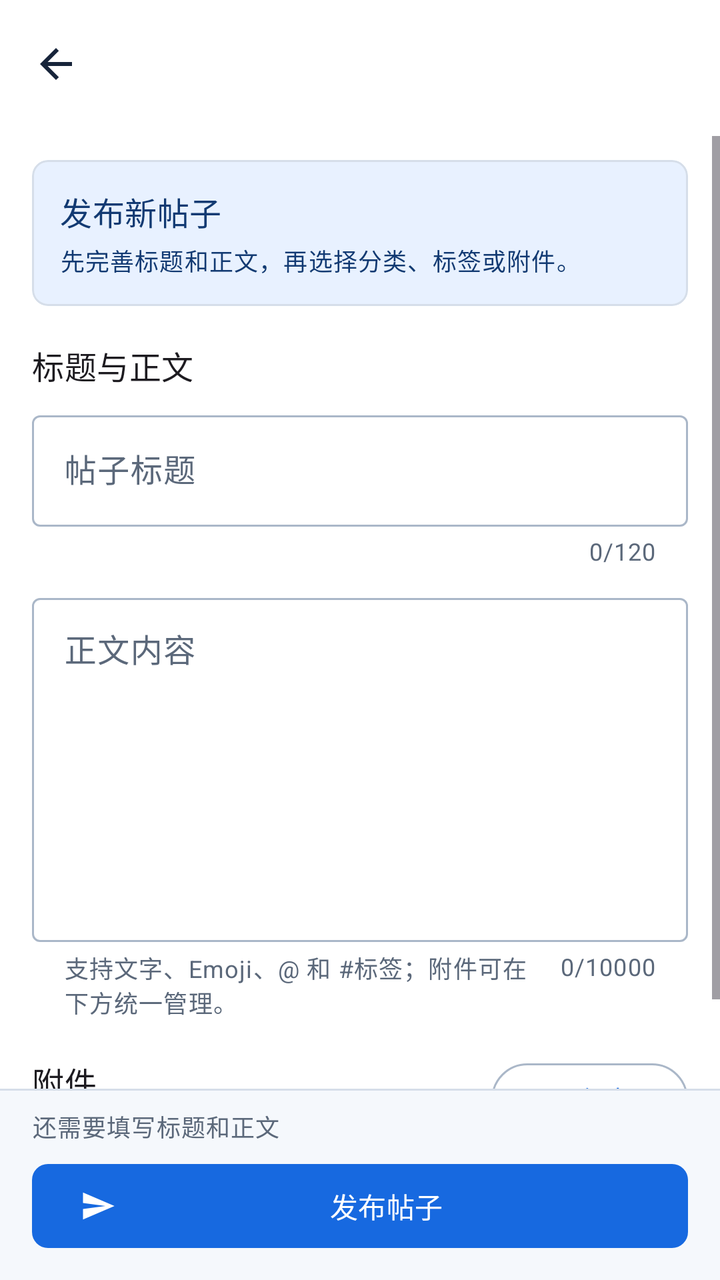
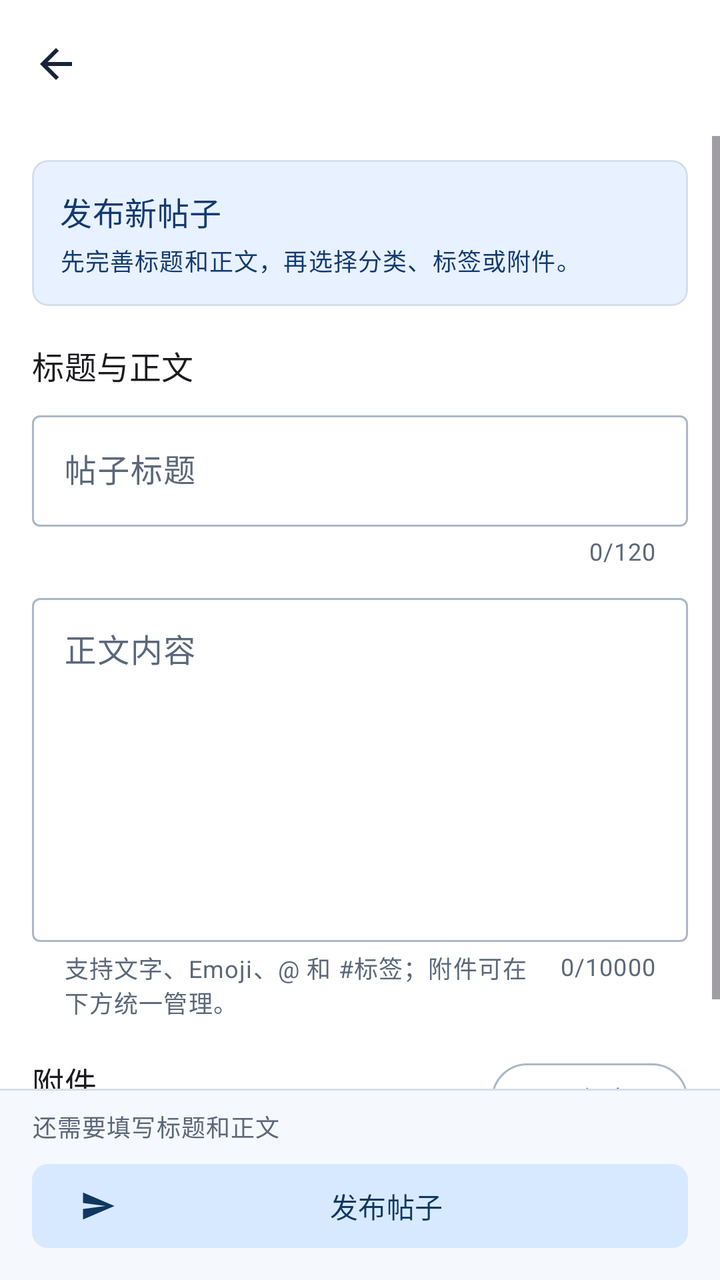

The first picture is an Android layout as it rendered before a commit; the second is the same layout after the commit. The layout source and the unified diff follow.
<!-- AndroidManifest.xml: application theme Theme.Yiyunying -->
<!-- res/layout/activity_forum_composer.xml -->
<?xml version="1.0" encoding="utf-8"?>
<LinearLayout xmlns:android="http://schemas.android.com/apk/res/android"
    xmlns:app="http://schemas.android.com/apk/res-auto"
    android:layout_width="match_parent"
    android:layout_height="match_parent"
    android:background="@color/surface"
    android:orientation="vertical">

    <com.google.android.material.appbar.MaterialToolbar
        android:id="@+id/toolbar"
        android:layout_width="match_parent"
        android:layout_height="?attr/actionBarSize"
        app:navigationIcon="@drawable/ic_back" />

    <com.google.android.material.progressindicator.LinearProgressIndicator
        android:id="@+id/progress"
        android:layout_width="match_parent"
        android:layout_height="4dp"
        android:indeterminate="true"
        android:visibility="invisible" />

    <ScrollView
        android:id="@+id/composerScroll"
        android:layout_width="match_parent"
        android:layout_height="0dp"
        android:layout_weight="1"
        android:clipToPadding="false"
        android:fillViewport="true"
        android:overScrollMode="ifContentScrolls">

        <LinearLayout
            android:layout_width="match_parent"
            android:layout_height="wrap_content"
            android:orientation="vertical"
            android:paddingStart="16dp"
            android:paddingTop="12dp"
            android:paddingEnd="16dp"
            android:paddingBottom="18dp">

            <com.google.android.material.card.MaterialCardView
                android:id="@+id/composerStatusCard"
                android:layout_width="match_parent"
                android:layout_height="wrap_content"
                app:cardBackgroundColor="@color/primary_container"
                app:cardCornerRadius="8dp"
                app:cardElevation="0dp"
                app:strokeColor="@color/outline_variant"
                app:strokeWidth="1dp">

                <LinearLayout
                    android:layout_width="match_parent"
                    android:layout_height="wrap_content"
                    android:orientation="vertical"
                    android:padding="14dp">

                    <TextView
                        android:id="@+id/composerModeLabel"
                        android:layout_width="match_parent"
                        android:layout_height="wrap_content"
                        android:text="发布新帖子"
                        android:textAppearance="@style/TextAppearance.Material3.TitleMedium"
                        android:textColor="@color/on_primary_container" />

                    <TextView
                        android:id="@+id/publishSummary"
                        android:layout_width="match_parent"
                        android:layout_height="wrap_content"
                        android:layout_marginTop="4dp"
                        android:text="先完善标题和正文，再选择分类、标签或附件。"
                        android:textAppearance="@style/TextAppearance.Material3.BodySmall"
                        android:textColor="@color/on_primary_container" />
                </LinearLayout>
            </com.google.android.material.card.MaterialCardView>

            <TextView
                android:id="@+id/contentHeading"
                android:layout_width="match_parent"
                android:layout_height="wrap_content"
                android:layout_marginTop="18dp"
                android:text="标题与正文"
                android:textAppearance="@style/TextAppearance.Material3.TitleMedium" />

            <com.google.android.material.textfield.TextInputLayout
                android:id="@+id/titleLayout"
                style="@style/Widget.Material3.TextInputLayout.OutlinedBox"
                android:layout_width="match_parent"
                android:layout_height="wrap_content"
                android:layout_marginTop="8dp"
                android:hint="帖子标题"
                app:counterEnabled="true"
                app:counterMaxLength="120">

                <com.google.android.material.textfield.TextInputEditText
                    android:id="@+id/titleInput"
                    android:layout_width="match_parent"
                    android:layout_height="wrap_content"
                    android:imeOptions="actionNext"
                    android:inputType="textCapSentences"
                    android:maxLength="120"
                    android:maxLines="2" />
            </com.google.android.material.textfield.TextInputLayout>

            <com.google.android.material.textfield.TextInputLayout
                android:id="@+id/contentLayout"
                style="@style/Widget.Material3.TextInputLayout.OutlinedBox"
                android:layout_width="match_parent"
                android:layout_height="wrap_content"
                android:layout_marginTop="10dp"
                android:hint="正文内容"
                app:counterEnabled="true"
                app:counterMaxLength="10000"
                app:helperText="支持文字、Emoji、@ 和 #标签；附件可在下方统一管理。">

                <com.google.android.material.textfield.TextInputEditText
                    android:id="@+id/contentInput"
                    android:layout_width="match_parent"
                    android:layout_height="wrap_content"
                    android:gravity="top|start"
                    android:inputType="textCapSentences|textMultiLine"
                    android:maxLength="10000"
                    android:minHeight="172dp"
                    android:minLines="7" />
            </com.google.android.material.textfield.TextInputLayout>

            <LinearLayout
                android:id="@+id/taxonomySection"
                android:layout_width="match_parent"
                android:layout_height="wrap_content"
                android:layout_marginTop="18dp"
                android:orientation="vertical"
                android:visibility="gone">

                <TextView
                    android:layout_width="match_parent"
                    android:layout_height="wrap_content"
                    android:text="分类与标签"
                    android:textAppearance="@style/TextAppearance.Material3.TitleMedium" />

                <TextView
                    android:layout_width="match_parent"
                    android:layout_height="wrap_content"
                    android:layout_marginTop="3dp"
                    android:text="选择二级分类便于检索；标签最多 10 个。"
                    android:textAppearance="@style/TextAppearance.Material3.BodySmall"
                    android:textColor="@color/on_surface_variant" />

                <HorizontalScrollView
                    android:layout_width="match_parent"
                    android:layout_height="wrap_content"
                    android:layout_marginTop="8dp"
                    android:scrollbars="none">

                    <com.google.android.material.chip.ChipGroup
                        android:id="@+id/categoryChips"
                        android:layout_width="wrap_content"
                        android:layout_height="wrap_content"
                        app:chipSpacingHorizontal="6dp"
                        app:singleLine="true"
                        app:singleSelection="true" />
                </HorizontalScrollView>

                <HorizontalScrollView
                    android:layout_width="match_parent"
                    android:layout_height="wrap_content"
                    android:layout_marginTop="6dp"
                    android:scrollbars="none">

                    <com.google.android.material.chip.ChipGroup
                        android:id="@+id/recommendedTagChips"
                        android:layout_width="wrap_content"
                        android:layout_height="wrap_content"
                        app:chipSpacingHorizontal="6dp"
                        app:singleLine="true" />
                </HorizontalScrollView>

                <TextView
                    android:id="@+id/tagAliasHint"
                    android:layout_width="match_parent"
                    android:layout_height="wrap_content"
                    android:layout_marginTop="3dp"
                    android:text="可选择推荐标签，也可在下方输入自定义标签。"
                    android:textAppearance="@style/TextAppearance.Material3.BodySmall"
                    android:textColor="@color/on_surface_variant" />

                <com.google.android.material.textfield.TextInputLayout
                    android:id="@+id/tagsLayout"
                    style="@style/Widget.Material3.TextInputLayout.OutlinedBox.Dense"
                    android:layout_width="match_parent"
                    android:layout_height="wrap_content"
                    android:layout_marginTop="8dp"
                    android:hint="自定义标签"
                    app:helperText="多个标签使用逗号、空格或 # 分隔">

                    <com.google.android.material.textfield.TextInputEditText
                        android:id="@+id/tagsInput"
                        android:layout_width="match_parent"
                        android:layout_height="wrap_content"
                        android:inputType="text"
                        android:maxLines="2" />
                </com.google.android.material.textfield.TextInputLayout>
            </LinearLayout>

            <LinearLayout
                android:id="@+id/attachmentHeader"
                android:layout_width="match_parent"
                android:layout_height="52dp"
                android:layout_marginTop="14dp"
                android:gravity="center_vertical"
                android:orientation="horizontal">

                <LinearLayout
                    android:layout_width="0dp"
                    android:layout_height="wrap_content"
                    android:layout_weight="1"
                    android:orientation="vertical">

                    <TextView
                        android:layout_width="match_parent"
                        android:layout_height="wrap_content"
                        android:text="附件"
                        android:textAppearance="@style/TextAppearance.Material3.TitleMedium" />

                    <TextView
                        android:id="@+id/attachmentSummary"
                        android:layout_width="match_parent"
                        android:layout_height="wrap_content"
                        android:text="尚未添加附件"
                        android:textAppearance="@style/TextAppearance.Material3.BodySmall"
                        android:textColor="@color/on_surface_variant" />
                </LinearLayout>

                <com.google.android.material.button.MaterialButton
                    android:id="@+id/addAttachmentButton"
                    style="@style/Widget.Material3.Button.OutlinedButton"
                    android:layout_width="wrap_content"
                    android:layout_height="44dp"
                    android:minWidth="96dp"
                    android:text="添加"
                    app:icon="@drawable/ic_add" />
            </LinearLayout>

            <LinearLayout
                android:id="@+id/pendingContainer"
                android:layout_width="match_parent"
                android:layout_height="wrap_content"
                android:orientation="vertical" />

            <LinearLayout
                android:id="@+id/sectionEditorArea"
                android:layout_width="match_parent"
                android:layout_height="wrap_content"
                android:layout_marginTop="14dp"
                android:orientation="vertical"
                android:visibility="gone">

                <LinearLayout
                    android:layout_width="match_parent"
                    android:layout_height="wrap_content"
                    android:minHeight="64dp"
                    android:gravity="center_vertical"
                    android:orientation="horizontal">

                    <LinearLayout
                        android:layout_width="0dp"
                        android:layout_height="wrap_content"
                        android:layout_weight="1"
                        android:orientation="vertical">

                        <TextView
                            android:layout_width="match_parent"
                            android:layout_height="wrap_content"
                            android:text="内容分节"
                            android:textAppearance="@style/TextAppearance.Material3.TitleMedium" />

                        <TextView
                            android:layout_width="match_parent"
                            android:layout_height="wrap_content"
                            android:text="正文、章节和附件都可分别设置公开、付费或定时解锁。"
                            android:textAppearance="@style/TextAppearance.Material3.BodySmall"
                            android:textColor="@color/on_surface_variant" />
                    </LinearLayout>

                    <com.google.android.material.button.MaterialButton
                        android:id="@+id/addSectionButton"
                        style="@style/Widget.Material3.Button.TonalButton"
                        android:layout_width="wrap_content"
                        android:layout_height="44dp"
                        android:minWidth="112dp"
                        android:text="添加章节"
                        android:textColor="@color/on_forum_chapter_container"
                        app:backgroundTint="@color/forum_chapter_container"
                        app:icon="@drawable/ic_add" />
                </LinearLayout>

                <LinearLayout
                    android:id="@+id/sectionEditorContainer"
                    android:layout_width="match_parent"
                    android:layout_height="wrap_content"
                    android:layout_marginTop="4dp"
                    android:orientation="vertical" />
            </LinearLayout>

            <TextView
                android:id="@+id/paidHeading"
                android:layout_width="match_parent"
                android:layout_height="wrap_content"
                android:layout_marginTop="18dp"
                android:text="正文解锁"
                android:textAppearance="@style/TextAppearance.Material3.TitleMedium"
                android:visibility="gone" />

            <com.google.android.material.materialswitch.MaterialSwitch
                android:id="@+id/paidSwitch"
                android:layout_width="match_parent"
                android:layout_height="52dp"
                android:layout_marginTop="4dp"
                android:text="正文需要余额解锁"
                android:visibility="gone" />

            <com.google.android.material.materialswitch.MaterialSwitch
                android:id="@+id/scheduledSwitch"
                android:layout_width="match_parent"
                android:layout_height="52dp"
                android:text="正文按日期和时间自动解锁"
                android:visibility="gone" />

            <TextView
                android:id="@+id/paidHelper"
                android:layout_width="match_parent"
                android:layout_height="wrap_content"
                android:text="正文、每个章节和每个附件可独立选择解锁规则；同时开启付费和定时表示可提前购买，也会在到期后自动公开。"
                android:textAppearance="@style/TextAppearance.Material3.BodySmall"
                android:textColor="@color/on_surface_variant"
                android:visibility="gone" />

            <LinearLayout
                android:id="@+id/paidSection"
                android:layout_width="match_parent"
                android:layout_height="wrap_content"
                android:orientation="vertical"
                android:visibility="gone">

                <com.google.android.material.textfield.TextInputLayout
                    android:id="@+id/paidPriceLayout"
                    style="@style/Widget.Material3.TextInputLayout.OutlinedBox.Dense"
                    android:layout_width="match_parent"
                    android:layout_height="wrap_content"
                    android:layout_marginTop="8dp"
                    android:hint="购买价格（余额）"
                    app:helperText="最低 0.01，最多保留两位小数">

                    <com.google.android.material.textfield.TextInputEditText
                        android:id="@+id/paidPriceInput"
                        android:layout_width="match_parent"
                        android:layout_height="wrap_content"
                        android:inputType="numberDecimal" />
                </com.google.android.material.textfield.TextInputLayout>

                <com.google.android.material.textfield.TextInputLayout
                    android:id="@+id/unlockAtLayout"
                    style="@style/Widget.Material3.TextInputLayout.OutlinedBox.Dense"
                    android:layout_width="match_parent"
                    android:layout_height="wrap_content"
                    android:layout_marginTop="8dp"
                    android:hint="自动解锁时间"
                    android:visibility="gone"
                    app:helperText="点击选择日期和时间；服务器按绝对时间执行解锁">

                    <com.google.android.material.textfield.TextInputEditText
                        android:id="@+id/unlockAtInput"
                        android:layout_width="match_parent"
                        android:layout_height="wrap_content"
                        android:clickable="true"
                        android:cursorVisible="false"
                        android:focusable="false"
                        android:inputType="none" />
                </com.google.android.material.textfield.TextInputLayout>

                <com.google.android.material.textfield.TextInputLayout
                    android:id="@+id/paidPreviewLayout"
                    style="@style/Widget.Material3.TextInputLayout.OutlinedBox.Dense"
                    android:layout_width="match_parent"
                    android:layout_height="wrap_content"
                    android:layout_marginTop="8dp"
                    android:hint="锁定时显示的预览（可选）"
                    app:counterEnabled="true"
                    app:counterMaxLength="1000">

                    <com.google.android.material.textfield.TextInputEditText
                        android:id="@+id/paidPreviewInput"
                        android:layout_width="match_parent"
                        android:layout_height="wrap_content"
                        android:gravity="top"
                        android:inputType="textMultiLine"
                        android:maxLength="1000"
                        android:minLines="3" />
                </com.google.android.material.textfield.TextInputLayout>
            </LinearLayout>
        </LinearLayout>
    </ScrollView>

    <View
        android:layout_width="match_parent"
        android:layout_height="1dp"
        android:background="@color/outline_variant" />

    <LinearLayout
        android:id="@+id/publishBar"
        android:layout_width="match_parent"
        android:layout_height="wrap_content"
        android:background="@color/surface_container"
        android:orientation="vertical"
        android:paddingStart="16dp"
        android:paddingTop="9dp"
        android:paddingEnd="16dp"
        android:paddingBottom="12dp">

        <TextView
            android:id="@+id/publishReadiness"
            android:layout_width="match_parent"
            android:layout_height="wrap_content"
            android:ellipsize="end"
            android:maxLines="1"
            android:text="还需要填写标题和正文"
            android:textAppearance="@style/TextAppearance.Material3.BodySmall"
            android:textColor="@color/on_surface_variant" />

        <com.google.android.material.button.MaterialButton
            android:id="@+id/submitButton"
            android:layout_width="match_parent"
            android:layout_height="50dp"
            android:layout_marginTop="6dp"
            android:text="发布帖子"
            app:icon="@drawable/ic_send" />
    </LinearLayout>
</LinearLayout>
<!-- resources referenced by this layout -->
<resources>
  <color name="forum_chapter_container">#EADFFF</color>
  <color name="on_primary_container">#123A72</color>
  <color name="on_surface_variant">#5B687A</color>
  <color name="outline_variant">#D6DEE9</color>
  <color name="primary_container">#E8F1FF</color>
  <color name="surface">#FFFFFF</color>
  <color name="surface_container">#F5F8FC</color>
  <color name="on_surface">#17243A</color>
  <style name="Theme.Yiyunying.Base" parent="Theme.Material3.Light.NoActionBar">
          <item name="colorPrimary">@color/primary</item>
          <item name="colorOnPrimary">@color/on_primary</item>
          <item name="colorPrimaryContainer">@color/primary_container</item>
          <item name="colorOnPrimaryContainer">@color/on_primary_container</item>
          <item name="colorSecondary">@color/secondary</item>
          <item name="colorOnSecondary">@color/on_secondary</item>
          <item name="colorSecondaryContainer">@color/secondary_container</item>
          <item name="colorTertiary">@color/tertiary</item>
          <item name="colorError">@color/error</item>
          <item name="android:colorBackground">@color/surface</item>
          <item name="colorSurface">@color/surface</item>
          <item name="colorOnSurface">@color/on_surface</item>
          <item name="colorOnSurfaceVariant">@color/on_surface_variant</item>
          <item name="colorOutline">@color/outline</item>
          <item name="android:fontFamily">sans-serif</item>
          <item name="android:windowActionModeOverlay">true</item>
          <item name="android:windowLightStatusBar">true</item>
          <item name="android:statusBarColor">@color/surface</item>
          <item name="android:navigationBarColor">@color/surface</item>
          <item name="materialCardViewStyle">@style/Widget.Yiyunying.Card</item>
          <item name="materialButtonStyle">@style/Widget.Yiyunying.Button</item>
      </style>
  <color name="primary">#1769E0</color>
  <color name="on_primary">#FFFFFF</color>
  <color name="secondary">#4B78B8</color>
  <color name="on_secondary">#FFFFFF</color>
  <color name="secondary_container">#EAF2FF</color>
  <color name="tertiary">#476DA5</color>
  <color name="error">#BA1A1A</color>
  <color name="outline">#AAB7C8</color>
  <color name="glass_surface">#E8FFFFFF</color>
  <color name="glass_outline">#80C4CFDD</color>
  <!-- unchanged entries left out for length: 7 -->
</resources>

<!-- the commit's change to res/layout/activity_forum_composer.xml (unified diff, before → after) -->
@@ -127,14 +127,17 @@
                 android:layout_width="match_parent"
                 android:layout_height="wrap_content"
                 android:layout_marginTop="18dp"
+                android:background="@drawable/bg_forum_category_section"
                 android:orientation="vertical"
+                android:padding="14dp"
                 android:visibility="gone">
 
                 <TextView
                     android:layout_width="match_parent"
                     android:layout_height="wrap_content"
                     android:text="分类与标签"
-                    android:textAppearance="@style/TextAppearance.Material3.TitleMedium" />
+                    android:textAppearance="@style/TextAppearance.Material3.TitleMedium"
+                    android:textColor="@color/on_forum_category_container" />
 
                 <TextView
                     android:layout_width="match_parent"
@@ -142,7 +145,7 @@
                     android:layout_marginTop="3dp"
                     android:text="选择二级分类便于检索；标签最多 10 个。"
                     android:textAppearance="@style/TextAppearance.Material3.BodySmall"
-                    android:textColor="@color/on_surface_variant" />
+                    android:textColor="@color/on_forum_category_container" />
 
                 <HorizontalScrollView
                     android:layout_width="match_parent"
@@ -180,7 +183,7 @@
                     android:layout_marginTop="3dp"
                     android:text="可选择推荐标签，也可在下方输入自定义标签。"
                     android:textAppearance="@style/TextAppearance.Material3.BodySmall"
-                    android:textColor="@color/on_surface_variant" />
+                    android:textColor="@color/on_forum_category_container" />
 
                 <com.google.android.material.textfield.TextInputLayout
                     android:id="@+id/tagsLayout"
@@ -250,7 +253,9 @@
                 android:layout_width="match_parent"
                 android:layout_height="wrap_content"
                 android:layout_marginTop="14dp"
+                android:background="@drawable/bg_forum_unlock_section"
                 android:orientation="vertical"
+                android:padding="12dp"
                 android:visibility="gone">
 
                 <LinearLayout
@@ -289,7 +294,9 @@
                         android:text="添加章节"
                         android:textColor="@color/on_forum_chapter_container"
                         app:backgroundTint="@color/forum_chapter_container"
-                        app:icon="@drawable/ic_add" />
+                        app:cornerRadius="12dp"
+                        app:icon="@drawable/ic_add"
+                        app:iconTint="@color/on_forum_chapter_container" />
                 </LinearLayout>
 
                 <LinearLayout
@@ -333,11 +340,26 @@
                 android:textColor="@color/on_surface_variant"
                 android:visibility="gone" />
 
+            <TextView
+                android:id="@+id/unlockRuleSummary"
+                android:layout_width="match_parent"
+                android:layout_height="wrap_content"
+                android:layout_marginTop="8dp"
+                android:background="@drawable/bg_forum_unlock_section"
+                android:padding="12dp"
+                android:text="当前正文公开，读者无需解锁"
+                android:textAppearance="@style/TextAppearance.Material3.BodyMedium"
+                android:textColor="@color/on_forum_unlock_container"
+                android:visibility="gone" />
+
             <LinearLayout
                 android:id="@+id/paidSection"
                 android:layout_width="match_parent"
                 android:layout_height="wrap_content"
+                android:layout_marginTop="8dp"
+                android:background="@drawable/bg_forum_unlock_section"
                 android:orientation="vertical"
+                android:padding="12dp"
                 android:visibility="gone">
 
                 <com.google.android.material.textfield.TextInputLayout
@@ -431,6 +453,9 @@
             android:layout_height="50dp"
             android:layout_marginTop="6dp"
             android:text="发布帖子"
-            app:icon="@drawable/ic_send" />
+            android:textColor="@color/on_forum_publish_container"
+            app:backgroundTint="@color/forum_publish_container"
+            app:icon="@drawable/ic_send"
+            app:iconTint="@color/on_forum_publish_container" />
     </LinearLayout>
 </LinearLayout>
<!-- resource entries referenced after the edit -->
@@ -1,12 +1,32 @@
 <!-- resources referenced by this layout -->
 <resources>
   <color name="forum_chapter_container">#EADFFF</color>
+  <color name="forum_publish_container">#D7E9FF</color>
+  <color name="on_forum_category_container">#143E39</color>
+  <color name="on_forum_publish_container">#10385F</color>
+  <color name="on_forum_unlock_container">#482159</color>
   <color name="on_primary_container">#123A72</color>
   <color name="on_surface_variant">#5B687A</color>
   <color name="outline_variant">#D6DEE9</color>
   <color name="primary_container">#E8F1FF</color>
   <color name="surface">#FFFFFF</color>
   <color name="surface_container">#F5F8FC</color>
+  <!-- drawable bg_forum_category_section (drawable) -->
+  <?xml version="1.0" encoding="utf-8"?>
+  <shape xmlns:android="http://schemas.android.com/apk/res/android" android:shape="rectangle">
+      <solid android:color="@color/forum_category_container" />
+      <stroke android:width="1dp" android:color="@color/outline_variant" />
+      <corners android:radius="14dp" />
+  </shape>
+  <!-- drawable bg_forum_unlock_section (drawable) -->
+  <?xml version="1.0" encoding="utf-8"?>
+  <shape xmlns:android="http://schemas.android.com/apk/res/android" android:shape="rectangle">
+      <solid android:color="@color/forum_unlock_container" />
+      <stroke android:width="1dp" android:color="@color/outline_variant" />
+      <corners android:radius="12dp" />
+  </shape>
+  <color name="forum_category_container">#E0F3EF</color>
+  <color name="forum_unlock_container">#F3E7FA</color>
   <color name="on_surface">#17243A</color>
   <style name="Theme.Yiyunying.Base" parent="Theme.Material3.Light.NoActionBar">
           <item name="colorPrimary">@color/primary</item>
@@ -16,16 +36,22 @@
           <item name="colorSecondary">@color/secondary</item>
           <item name="colorOnSecondary">@color/on_secondary</item>
           <item name="colorSecondaryContainer">@color/secondary_container</item>
+          <item name="colorOnSecondaryContainer">@color/on_secondary_container</item>
           <item name="colorTertiary">@color/tertiary</item>
           <item name="colorError">@color/error</item>
+          <item name="colorOnError">@color/on_error</item>
           <item name="android:colorBackground">@color/surface</item>
           <item name="colorSurface">@color/surface</item>
+          <item name="colorSurfaceContainer">@color/surface_container</item>
+          <item name="colorSurfaceContainerHigh">@color/surface_container_high</item>
           <item name="colorOnSurface">@color/on_surface</item>
           <item name="colorOnSurfaceVariant">@color/on_surface_variant</item>
           <item name="colorOutline">@color/outline</item>
+          <item name="colorOutlineVariant">@color/outline_variant</item>
           <item name="android:fontFamily">sans-serif</item>
           <item name="android:windowActionModeOverlay">true</item>
           <item name="android:windowLightStatusBar">true</item>
+          <item name="android:windowLightNavigationBar">true</item>
           <item name="android:statusBarColor">@color/surface</item>
           <item name="android:navigationBarColor">@color/surface</item>
           <item name="materialCardViewStyle">@style/Widget.Yiyunying.Card</item>
@@ -33,11 +59,14 @@
       </style>
   <color name="primary">#1769E0</color>
   <color name="on_primary">#FFFFFF</color>
-  <color name="secondary">#4B78B8</color>
+  <color name="secondary">#4A77B7</color>
   <color name="on_secondary">#FFFFFF</color>
   <color name="secondary_container">#EAF2FF</color>
+  <color name="on_secondary_container">#254A7A</color>
   <color name="tertiary">#476DA5</color>
   <color name="error">#BA1A1A</color>
+  <color name="on_error">#FFFFFF</color>
+  <color name="surface_container_high">#EAF0F7</color>
   <color name="outline">#AAB7C8</color>
   <color name="glass_surface">#E8FFFFFF</color>
   <color name="glass_outline">#80C4CFDD</color>
